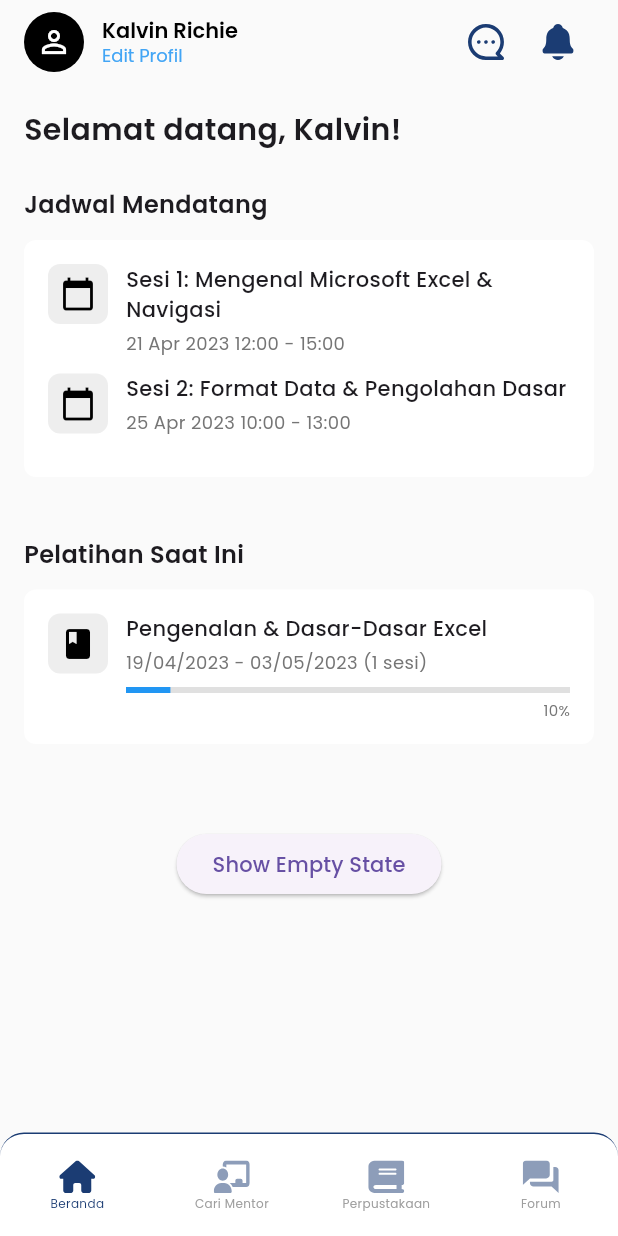
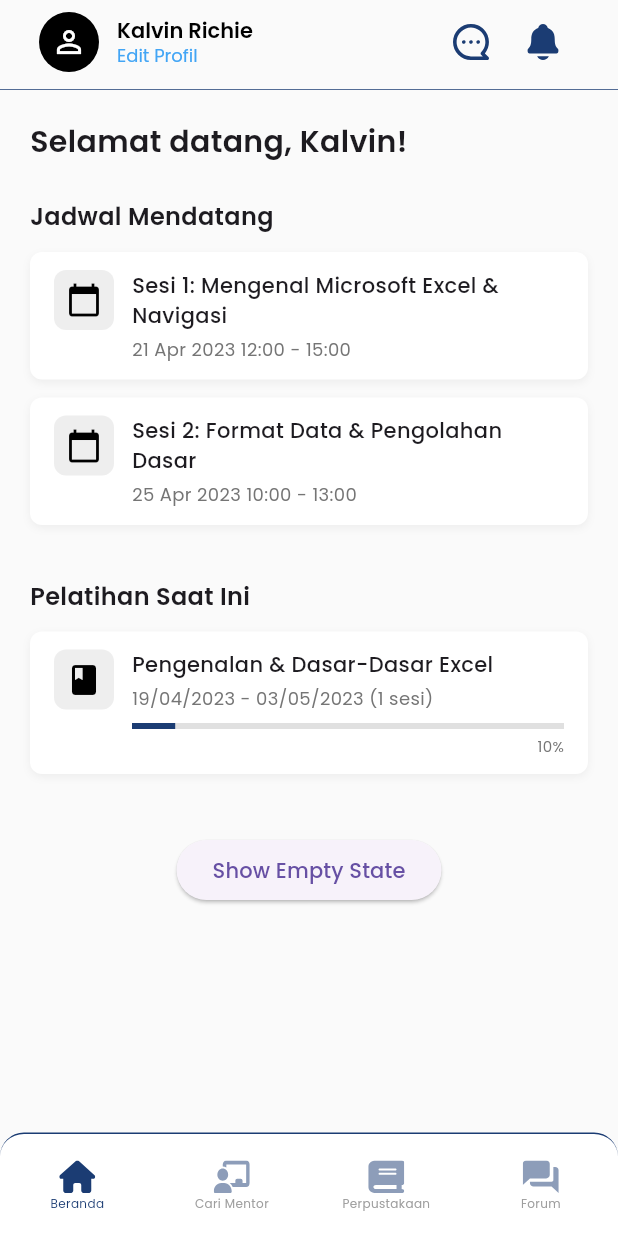
Before and after one commit to KingPublic/LokaIlmu_FE_Guru, a Flutter app: the DashboardPage screen opened by its route, on a phone screen of 412 x 824 dp. Run offline on Flutter 3.47's test engine with Material 3 defaults, Android fonts, the phone set to English and light mode, and no system bars; our stand-ins replace equatable, file_picker, flutter_bloc, flutter_svg, get_it, go_router and 3 more; accounts and stored records are empty; project files that could hold a hidden picture were left out.

Commit message:
sesuaikan lagi

```diff
--- a/lokalilmu_guru/lib/dashboard_page.dart
+++ b/lokalilmu_guru/lib/dashboard_page.dart
@@ -46,7 +46,7 @@ class DashboardPage extends StatelessWidget {
   Widget _buildDashboardContent(BuildContext context, DashboardLoaded state) {
     return SingleChildScrollView(
       child: Padding(
-        padding: const EdgeInsets.all(16.0),
+        padding: const EdgeInsets.all(20.0),
         child: Column(
           crossAxisAlignment: CrossAxisAlignment.start,
           children: [
@@ -70,19 +70,10 @@ class DashboardPage extends StatelessWidget {
             const SizedBox(height: 12),
 
             // Toggle between empty and filled states
-            Container(
-              width: double.infinity,
-              padding: const EdgeInsets.all(16),
-              margin: const EdgeInsets.only(bottom: 16),
-              decoration: BoxDecoration(
-                color: Colors.white,
-                borderRadius: BorderRadius.circular(8),
-              ),
-              child: state.hasJoinedCourses && state.upcomingSchedules.isNotEmpty
+            state.hasJoinedCourses && state.upcomingSchedules.isNotEmpty
                 ? _buildUpcomingSchedules(state.upcomingSchedules)
                 : const EmptyStateWidget(
                     message: 'Tidak ada pelatihan yang diikuti saat ini...',
-                  ),
                   ),
 
             const SizedBox(height: 24),
@@ -98,19 +89,10 @@ class DashboardPage extends StatelessWidget {
             const SizedBox(height: 12),
 
             // Toggle between empty and filled states
-            Container(
-              width: double.infinity,
-              padding: const EdgeInsets.all(16),
-              margin: const EdgeInsets.only(bottom: 16),
-              decoration: BoxDecoration(
-                color: Colors.white,
-                borderRadius: BorderRadius.circular(8),
-              ),
-              child: state.hasJoinedCourses && state.currentTraining != null
+            state.hasJoinedCourses && state.currentTraining != null
                 ? CurrentTrainingWidget(training: state.currentTraining!)
                 : const EmptyStateWidget(
                     message: 'Tidak ada pelatihan yang diikuti saat ini...',
-                    ),
                   ),
 
             // Demo toggle button (you would remove this in production)
@@ -154,10 +136,21 @@ class CurrentTrainingWidget extends StatelessWidget {
   Widget build(BuildContext context) {
     final progress = training.progressPercentage.clamp(0.0, 1.0);
 
-    return Column(
-      crossAxisAlignment: CrossAxisAlignment.start,
-      children: [
-        Row(
+    return Container(
+      width: double.infinity,
+      padding: const EdgeInsets.symmetric(vertical: 12, horizontal: 16),
+      decoration: BoxDecoration(
+        color: Colors.white,
+        borderRadius: BorderRadius.circular(8),
+        boxShadow: [
+          BoxShadow(
+            color: Colors.black.withOpacity(0.05),
+            blurRadius: 4,
+            offset: const Offset(0, 2),
+          ),
+        ],
+      ),
+      child: Row(
         crossAxisAlignment: CrossAxisAlignment.start,
         children: [
           Container(
@@ -193,7 +186,7 @@ class CurrentTrainingWidget extends StatelessWidget {
                 LinearProgressIndicator(
                   value: progress,
                   backgroundColor: Colors.grey[300],
-                    valueColor: AlwaysStoppedAnimation<Color>(Colors.blue),
+                  valueColor: AlwaysStoppedAnimation<Color>(Color(0xFF1B3C73)),
                 ),
                 const SizedBox(height: 4),
                 Align(
@@ -211,7 +204,6 @@ class CurrentTrainingWidget extends StatelessWidget {
           ),
         ],
       ),
-      ],
     );
   }
 
@@ -256,8 +248,21 @@ class ScheduleItemWidget extends StatelessWidget {
 
   @override
    Widget build(BuildContext context) {
-    return Padding(
-      padding: const EdgeInsets.only(bottom: 12),
+    return Container(
+      width: double.infinity,
+      margin: const EdgeInsets.only(bottom: 12),
+      padding: const EdgeInsets.symmetric(vertical: 12, horizontal: 16),
+      decoration: BoxDecoration(
+        color: Colors.white,
+        borderRadius: BorderRadius.circular(8),
+        boxShadow: [
+          BoxShadow(
+            color: Colors.black.withOpacity(0.05),
+            blurRadius: 4,
+            offset: const Offset(0, 2),
+          ),
+        ],
+      ),
       child: Row(
         crossAxisAlignment: CrossAxisAlignment.start,
         children: [
--- a/lokalilmu_guru/lib/widgets/common/dashboard_header.dart
+++ b/lokalilmu_guru/lib/widgets/common/dashboard_header.dart
@@ -16,12 +16,15 @@ class AppHeader extends StatelessWidget implements PreferredSizeWidget {
   @override
   Widget build(BuildContext context) {
     final Color inactiveColor = Colors.grey;
-    final Color activeColor = Color(0xFF1B3C73);
+    final Color activeColor = const Color(0xFF1B3C73);
 
     return AppBar(
-      backgroundColor: Color(0xFFFAFAFA),
+      backgroundColor: const Color(0xFFFAFAFA),
       elevation: 0,
-      title: Row(
+      automaticallyImplyLeading: false,
+      title: Padding(
+        padding: const EdgeInsets.all(10.0), // ✅ Tambahkan padding di sini
+        child: Row(
           children: [
             const CircleAvatar(
               backgroundColor: Colors.black,
@@ -55,7 +58,7 @@ class AppHeader extends StatelessWidget implements PreferredSizeWidget {
                 width: 24,
                 height: 24,
                 colorFilter: ColorFilter.mode(
-                  currentIndex == 0 ? activeColor : inactiveColor,
+                  activeColor,
                   BlendMode.srcIn,
                 ),
               ),
@@ -67,7 +70,7 @@ class AppHeader extends StatelessWidget implements PreferredSizeWidget {
                 width: 24,
                 height: 24,
                 colorFilter: ColorFilter.mode(
-                  currentIndex == 0 ? activeColor : inactiveColor,
+                  activeColor,
                   BlendMode.srcIn,
                 ),
               ),
@@ -75,10 +78,17 @@ class AppHeader extends StatelessWidget implements PreferredSizeWidget {
             ),
           ],
         ),
-      automaticallyImplyLeading: false,
+      ),
+      bottom: PreferredSize(
+        preferredSize: const Size.fromHeight(1.0),
+        child: Container(
+          color: const Color(0xFF1B3C73),
+          height: 0.5,
+        ),
+      ),
     );
   }
 
   @override
-  Size get preferredSize => const Size.fromHeight(kToolbarHeight);
+  Size get preferredSize => const Size.fromHeight(60.0);
 }
```
Lines whose indentation alone changed are shown as unchanged.
